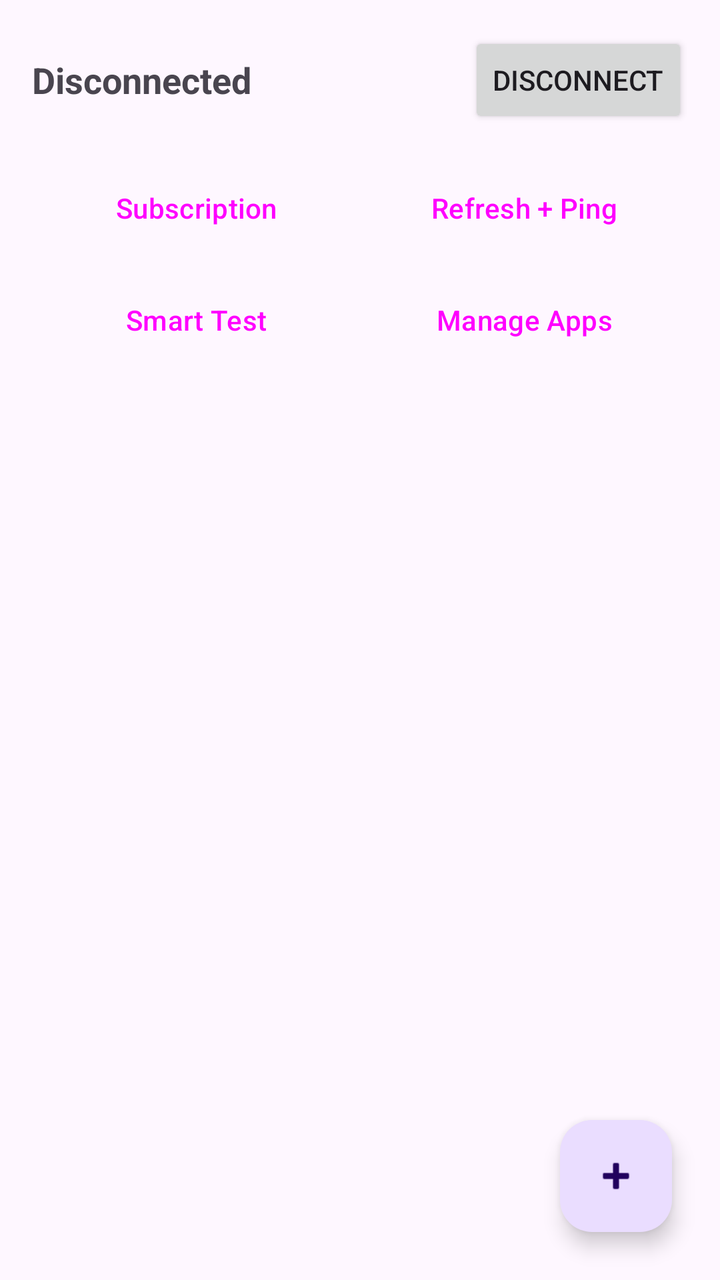
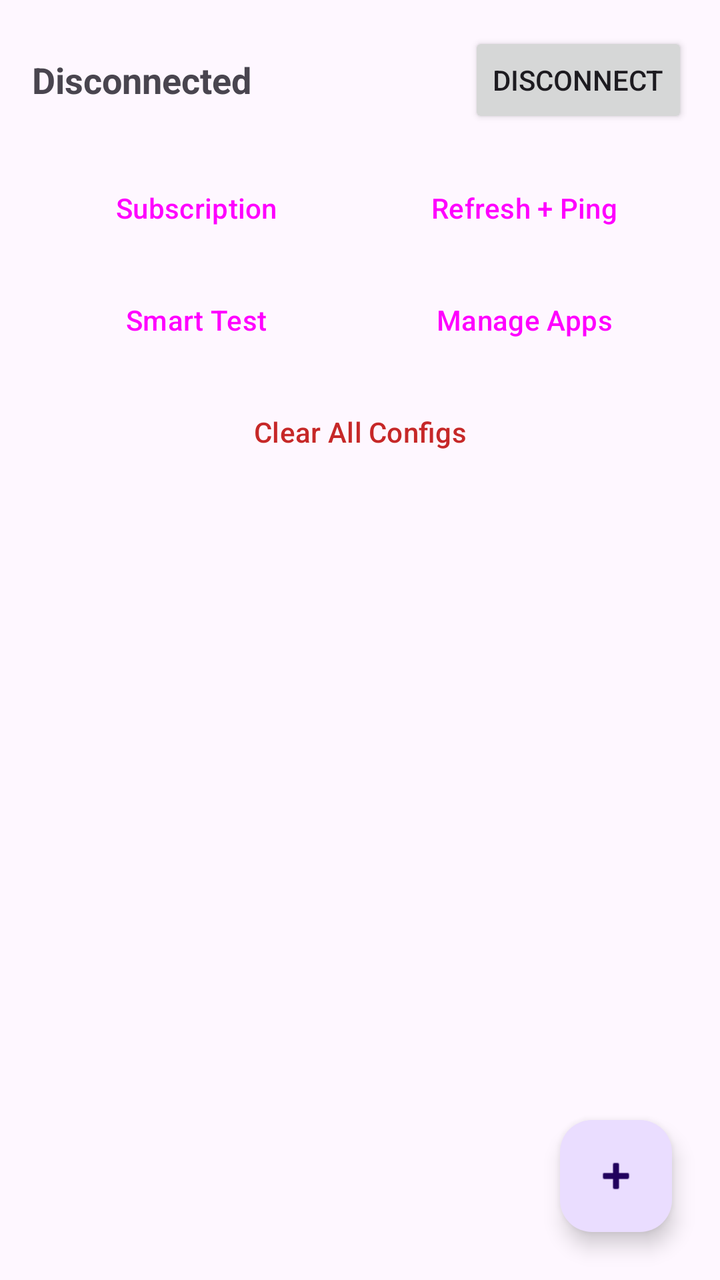

Compare the two renders of this Android layout. The source of the first and the diff that turns it into the second are given below.
<!-- AndroidManifest.xml: application theme Theme.V2RayConfigApp -->
<!-- res/layout/activity_main.xml -->
<?xml version="1.0" encoding="utf-8"?>
<androidx.coordinatorlayout.widget.CoordinatorLayout xmlns:android="http://schemas.android.com/apk/res/android"
    xmlns:app="http://schemas.android.com/apk/res-auto"
    android:layout_width="match_parent"
    android:layout_height="match_parent">

    <LinearLayout
        android:layout_width="match_parent"
        android:layout_height="match_parent"
        android:orientation="vertical">

        <LinearLayout
            android:layout_width="match_parent"
            android:layout_height="wrap_content"
            android:orientation="horizontal"
            android:padding="16dp"
            android:gravity="center_vertical">

            <TextView
                android:id="@+id/textConnectionStatus"
                android:layout_width="0dp"
                android:layout_height="wrap_content"
                android:layout_weight="1"
                android:text="Disconnected"
                android:textSize="18sp"
                android:textStyle="bold" />

            <Button
                android:id="@+id/buttonDisconnect"
                android:layout_width="wrap_content"
                android:layout_height="wrap_content"
                android:text="Disconnect" />
        </LinearLayout>

        <TextView
            android:id="@+id/textExitCountry"
            android:layout_width="match_parent"
            android:layout_height="wrap_content"
            android:paddingStart="16dp"
            android:paddingEnd="16dp"
            android:paddingBottom="8dp"
            android:textSize="14sp"
            android:textColor="#666666"
            android:text=""
            android:visibility="gone" />

        <LinearLayout
            android:layout_width="match_parent"
            android:layout_height="wrap_content"
            android:orientation="horizontal"
            android:paddingStart="16dp"
            android:paddingEnd="16dp"
            android:paddingBottom="8dp">

            <Button
                android:id="@+id/buttonSubscription"
                style="?attr/borderlessButtonStyle"
                android:layout_width="0dp"
                android:layout_height="wrap_content"
                android:layout_weight="1"
                android:text="Subscription" />

            <Button
                android:id="@+id/buttonRefresh"
                style="?attr/borderlessButtonStyle"
                android:layout_width="0dp"
                android:layout_height="wrap_content"
                android:layout_weight="1"
                android:text="Refresh + Ping" />
        </LinearLayout>

        <LinearLayout
            android:layout_width="match_parent"
            android:layout_height="wrap_content"
            android:orientation="horizontal"
            android:paddingStart="16dp"
            android:paddingEnd="16dp"
            android:paddingBottom="8dp">

            <Button
                android:id="@+id/buttonSmartTest"
                style="?attr/borderlessButtonStyle"
                android:layout_width="0dp"
                android:layout_height="wrap_content"
                android:layout_weight="1"
                android:text="Smart Test" />

            <Button
                android:id="@+id/buttonManageApps"
                style="?attr/borderlessButtonStyle"
                android:layout_width="0dp"
                android:layout_height="wrap_content"
                android:layout_weight="1"
                android:text="Manage Apps" />
        </LinearLayout>

        <TextView
            android:id="@+id/emptyState"
            android:layout_width="match_parent"
            android:layout_height="wrap_content"
            android:text="No configs yet. Tap + to add a vmess/vless link."
            android:gravity="center"
            android:padding="32dp"
            android:visibility="gone" />

        <androidx.recyclerview.widget.RecyclerView
            android:id="@+id/recyclerView"
            android:layout_width="match_parent"
            android:layout_height="0dp"
            android:layout_weight="1" />

    </LinearLayout>

    <com.google.android.material.floatingactionbutton.FloatingActionButton
        android:id="@+id/fabAdd"
        android:layout_width="wrap_content"
        android:layout_height="wrap_content"
        android:layout_gravity="bottom|end"
        android:layout_margin="24dp"
        android:src="@android:drawable/ic_input_add"
        android:contentDescription="Add config" />

</androidx.coordinatorlayout.widget.CoordinatorLayout>
<!-- resources referenced by this layout -->
<resources>
  <style name="Theme.V2RayConfigApp" parent="Theme.Material3.DayNight.NoActionBar" />
</resources>

<!-- the commit's change to res/layout/activity_main.xml (unified diff, before → after) -->
@@ -94,6 +94,23 @@
                 android:text="Manage Apps" />
         </LinearLayout>
 
+        <LinearLayout
+            android:layout_width="match_parent"
+            android:layout_height="wrap_content"
+            android:orientation="horizontal"
+            android:paddingStart="16dp"
+            android:paddingEnd="16dp"
+            android:paddingBottom="8dp">
+
+            <Button
+                android:id="@+id/buttonClearAll"
+                style="?attr/borderlessButtonStyle"
+                android:layout_width="match_parent"
+                android:layout_height="wrap_content"
+                android:textColor="#C62828"
+                android:text="Clear All Configs" />
+        </LinearLayout>
+
         <TextView
             android:id="@+id/emptyState"
             android:layout_width="match_parent"
